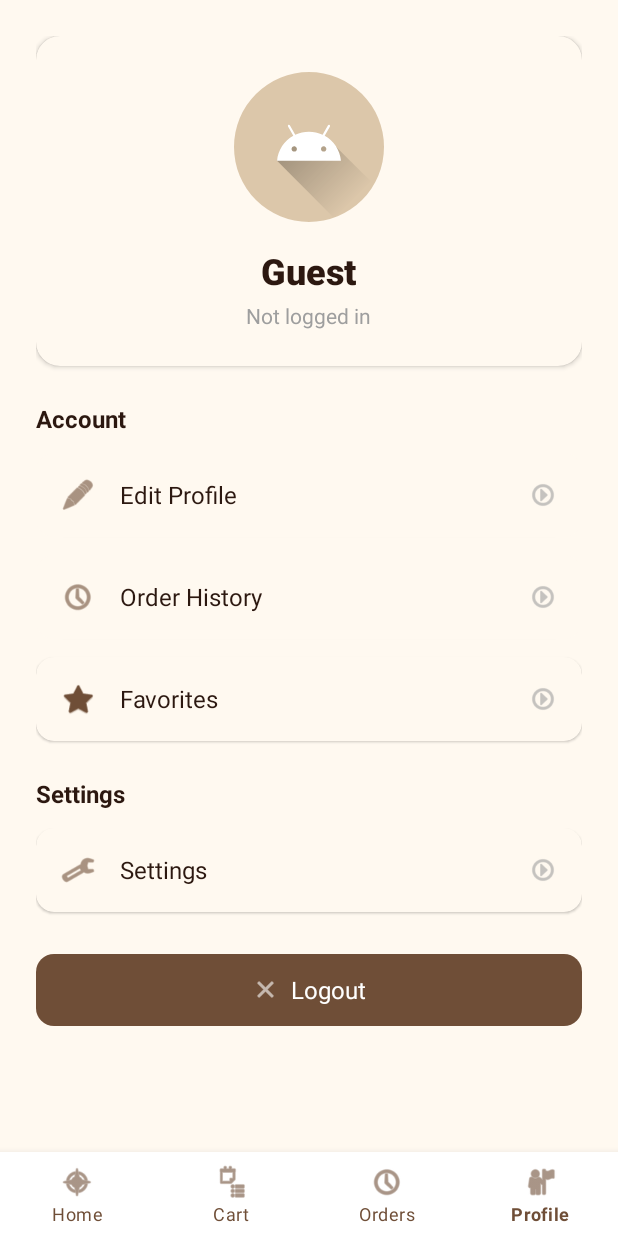
After one commit to motuen66/coffee-hub-kotlin, an Android app: the ProfileFragment screen opened through its navigation route, on a phone screen of 412 x 824 dp. The commit adds this screen. Run offline under Robolectric (Android 15) with nearby library versions, the phone set to English and light mode, and no system bars; our stand-ins replace CircleImageView, Dagger/Hilt's generated code, Firebase (no records; nobody signed in at launch, a user with empty details on screens opened directly), navigation-ui; 4 statements that could not run were skipped.

Commit message:
feat: remember me with ShareddReference and customer profile screen

```diff
--- a/app/src/main/java/com/coffeehub/ui/MainActivity.kt
+++ b/app/src/main/java/com/coffeehub/ui/MainActivity.kt
@@ -7,12 +7,17 @@ import androidx.navigation.fragment.NavHostFragment
 import androidx.navigation.ui.setupWithNavController
 import com.coffeehub.R
 import com.coffeehub.databinding.ActivityMainBinding
+import com.coffeehub.util.SessionManager
 import dagger.hilt.android.AndroidEntryPoint
+import javax.inject.Inject
 
 @AndroidEntryPoint
 class MainActivity : AppCompatActivity() {
 
     private lateinit var binding: ActivityMainBinding
+
+    @Inject
+    lateinit var sessionManager: SessionManager
 
     override fun onCreate(savedInstanceState: Bundle?) {
         super.onCreate(savedInstanceState)
@@ -22,6 +27,20 @@ class MainActivity : AppCompatActivity() {
         val navHostFragment = supportFragmentManager
             .findFragmentById(R.id.nav_host_fragment) as NavHostFragment
         val navController = navHostFragment.navController
+
+        // Auto-login: Check if user is already logged in with Remember Me
+        if (savedInstanceState == null) { // Only on first launch
+            if (sessionManager.isLoggedIn() && sessionManager.isRememberMeEnabled()) {
+                // Navigate to appropriate screen based on user role
+                val startDestination = if (sessionManager.isAdmin()) {
+                    R.id.adminDashboardFragment
+                } else {
+                    R.id.productListFragment
+                }
+
+                navController.navigate(startDestination)
+            }
+        }
 
         // Setup bottom navigation with NavController
         binding.bottomNavigation.setupWithNavController(navController)
--- a/app/src/main/java/com/coffeehub/ui/auth/LoginFragment.kt
+++ b/app/src/main/java/com/coffeehub/ui/auth/LoginFragment.kt
@@ -11,10 +11,12 @@ import androidx.lifecycle.lifecycleScope
 import androidx.navigation.fragment.findNavController
 import com.coffeehub.R
 import com.coffeehub.databinding.FragmentLoginBinding
+import com.coffeehub.util.SessionManager
 import com.coffeehub.viewmodel.AuthUiState
 import com.coffeehub.viewmodel.AuthViewModel
 import dagger.hilt.android.AndroidEntryPoint
 import kotlinx.coroutines.launch
+import javax.inject.Inject
 
 @AndroidEntryPoint
 class LoginFragment : Fragment() {
@@ -22,6 +24,9 @@ class LoginFragment : Fragment() {
     private var _binding: FragmentLoginBinding? = null
     private val binding get() = _binding!!
     private val viewModel: AuthViewModel by viewModels()
+
+    @Inject
+    lateinit var sessionManager: SessionManager
 
     override fun onCreateView(
         inflater: LayoutInflater,
@@ -81,15 +86,22 @@ class LoginFragment : Fragment() {
                         binding.progress.visibility = View.GONE
                         binding.btnLogin.isEnabled = true
 
-                        // Debug: Show user info
-                        Toast.makeText(requireContext(), "User: ${state.user.email}, isAdmin: ${state.user.isAdmin}", Toast.LENGTH_LONG).show()
+                        // Save session with Remember Me option
+                        val rememberMe = binding.checkboxRememberMe.isChecked
+                        sessionManager.saveSession(
+                            userId = state.user.id,
+                            email = state.user.email,
+                            name = state.user.name,
+                            isAdmin = state.user.isAdmin,
+                            rememberMe = rememberMe
+                        )
+
+                        Toast.makeText(requireContext(), "Login successful!", Toast.LENGTH_SHORT).show()
 
                         // Navigate based on user role
                         if (state.user.isAdmin) {
-                            Toast.makeText(requireContext(), "Navigating to Admin Dashboard", Toast.LENGTH_SHORT).show()
                             findNavController().navigate(R.id.action_loginFragment_to_adminDashboard)
                         } else {
-                            Toast.makeText(requireContext(), "Navigating to Product List", Toast.LENGTH_SHORT).show()
                             findNavController().navigate(R.id.action_loginFragment_to_productList)
                         }
                         viewModel.resetState()
--- /dev/null
+++ b/app/src/main/java/com/coffeehub/ui/customer/ProfileFragment.kt
@@ -0,0 +1,111 @@
+package com.coffeehub.ui.customer
+
+import android.os.Bundle
+import android.view.LayoutInflater
+import android.view.View
+import android.view.ViewGroup
+import androidx.fragment.app.Fragment
+import androidx.fragment.app.viewModels
+import androidx.navigation.fragment.findNavController
+import com.coffeehub.R
+import com.coffeehub.databinding.FragmentProfileBinding
+import com.coffeehub.util.SessionManager
+import com.coffeehub.viewmodel.AuthViewModel
+import com.google.android.material.dialog.MaterialAlertDialogBuilder
+import dagger.hilt.android.AndroidEntryPoint
+import javax.inject.Inject
+
+@AndroidEntryPoint
+class ProfileFragment : Fragment() {
+
+    private var _binding: FragmentProfileBinding? = null
+    private val binding get() = _binding!!
+
+    @Inject
+    lateinit var sessionManager: SessionManager
+
+    private val authViewModel: AuthViewModel by viewModels()
+
+    override fun onCreateView(
+        inflater: LayoutInflater,
+        container: ViewGroup?,
+        savedInstanceState: Bundle?
+    ): View {
+        _binding = FragmentProfileBinding.inflate(inflater, container, false)
+        return binding.root
+    }
+
+    override fun onViewCreated(view: View, savedInstanceState: Bundle?) {
+        super.onViewCreated(view, savedInstanceState)
+
+        displayUserInfo()
+        setupClickListeners()
+    }
+
+    private fun displayUserInfo() {
+        binding.tvUserName.text = sessionManager.getUserName() ?: "Guest"
+        binding.tvUserEmail.text = sessionManager.getUserEmail() ?: "Not logged in"
+
+        // Show admin badge if user is admin
+        if (sessionManager.isAdmin()) {
+            binding.tvUserRole.visibility = View.VISIBLE
+            binding.tvUserRole.text = "Admin"
+        } else {
+            binding.tvUserRole.visibility = View.GONE
+        }
+    }
+
+    private fun setupClickListeners() {
+        // Logout button
+        binding.btnLogout.setOnClickListener {
+            showLogoutConfirmation()
+        }
+
+        // Edit profile (TODO: Implement later)
+        binding.btnEditProfile.setOnClickListener {
+            // TODO: Navigate to edit profile screen
+        }
+
+        // Order history
+        binding.btnOrderHistory.setOnClickListener {
+            // TODO: Navigate to order history
+        }
+
+        // Favorites
+        binding.btnFavorites.setOnClickListener {
+            // TODO: Navigate to favorites
+        }
+
+        // Settings
+        binding.btnSettings.setOnClickListener {
+            // TODO: Navigate to settings
+        }
+    }
+
+    private fun showLogoutConfirmation() {
+        MaterialAlertDialogBuilder(requireContext())
+            .setTitle("Logout")
+            .setMessage("Are you sure you want to logout?")
+            .setPositiveButton("Logout") { _, _ ->
+                performLogout()
+            }
+            .setNegativeButton("Cancel", null)
+            .show()
+    }
+
+    private fun performLogout() {
+        // Logout from Firebase
+        authViewModel.logout()
+
+        // Clear session
+        sessionManager.clearSession()
+
+        // Navigate to login screen
+        findNavController().navigate(R.id.action_profile_to_login)
+    }
+
+    override fun onDestroyView() {
+        super.onDestroyView()
+        _binding = null
+    }
+}
--- /dev/null
+++ b/app/src/main/java/com/coffeehub/util/SessionManager.kt
@@ -0,0 +1,102 @@
+package com.coffeehub.util
+
+import android.content.Context
+import android.content.SharedPreferences
+import dagger.hilt.android.qualifiers.ApplicationContext
+import javax.inject.Inject
+import javax.inject.Singleton
+
+@Singleton
+class SessionManager @Inject constructor(
+    @ApplicationContext context: Context
+) {
+    private val prefs: SharedPreferences =
+        context.getSharedPreferences(PREFS_NAME, Context.MODE_PRIVATE)
+
+    companion object {
+        private const val PREFS_NAME = "coffee_hub_session"
+        private const val KEY_IS_LOGGED_IN = "is_logged_in"
+        private const val KEY_USER_ID = "user_id"
+        private const val KEY_USER_EMAIL = "user_email"
+        private const val KEY_USER_NAME = "user_name"
+        private const val KEY_IS_ADMIN = "is_admin"
+        private const val KEY_REMEMBER_ME = "remember_me"
+    }
+
+    /**
+     * Save user session with remember me option
+     */
+    fun saveSession(
+        userId: String,
+        email: String,
+        name: String,
+        isAdmin: Boolean,
+        rememberMe: Boolean = false
+    ) {
+        prefs.edit().apply {
+            putBoolean(KEY_IS_LOGGED_IN, true)
+            putString(KEY_USER_ID, userId)
+            putString(KEY_USER_EMAIL, email)
+            putString(KEY_USER_NAME, name)
+            putBoolean(KEY_IS_ADMIN, isAdmin)
+            putBoolean(KEY_REMEMBER_ME, rememberMe)
+            apply()
+        }
+    }
+
+    /**
+     * Check if user is logged in
+     */
+    fun isLoggedIn(): Boolean {
+        return prefs.getBoolean(KEY_IS_LOGGED_IN, false)
+    }
+
+    /**
+     * Check if remember me is enabled
+     */
+    fun isRememberMeEnabled(): Boolean {
+        return prefs.getBoolean(KEY_REMEMBER_ME, false)
+    }
+
+    /**
+     * Get current user ID
+     */
+    fun getUserId(): String? {
+        return prefs.getString(KEY_USER_ID, null)
+    }
+
+    /**
+     * Get current user email
+     */
+    fun getUserEmail(): String? {
+        return prefs.getString(KEY_USER_EMAIL, null)
+    }
+
+    /**
+     * Get current user name
+     */
+    fun getUserName(): String? {
+        return prefs.getString(KEY_USER_NAME, null)
+    }
+
+    /**
+     * Check if current user is admin
+     */
+    fun isAdmin(): Boolean {
+        return prefs.getBoolean(KEY_IS_ADMIN, false)
+    }
+
+    /**
+     * Clear session (logout)
+     */
+    fun clearSession() {
+        prefs.edit().clear().apply()
+    }
+
+    /**
+     * Update remember me preference
+     */
+    fun setRememberMe(enabled: Boolean) {
+        prefs.edit().putBoolean(KEY_REMEMBER_ME, enabled).apply()
+    }
+}
--- a/app/src/main/res/layout/fragment_login.xml
+++ b/app/src/main/res/layout/fragment_login.xml
@@ -59,12 +59,21 @@
                 android:inputType="textPassword" />
         </com.google.android.material.textfield.TextInputLayout>
 
+        <!-- Remember Me Checkbox -->
+        <com.google.android.material.checkbox.MaterialCheckBox
+            android:id="@+id/checkboxRememberMe"
+            android:layout_width="wrap_content"
+            android:layout_height="wrap_content"
+            android:text="Remember Me"
+            android:layout_marginTop="8dp"
+            android:layout_gravity="start" />
+
         <com.google.android.material.button.MaterialButton
             android:id="@+id/btnLogin"
             android:layout_width="match_parent"
             android:layout_height="wrap_content"
             android:text="Login"
-            android:layout_marginTop="24dp" />
+            android:layout_marginTop="16dp" />
 
         <com.google.android.material.button.MaterialButton
             android:id="@+id/btnRegister"
--- /dev/null
+++ b/app/src/main/res/layout/fragment_profile.xml
@@ -0,0 +1,300 @@
+<?xml version="1.0" encoding="utf-8"?>
+<ScrollView xmlns:android="http://schemas.android.com/apk/res/android"
+    xmlns:app="http://schemas.android.com/apk/res-auto"
+    xmlns:tools="http://schemas.android.com/tools"
+    android:layout_width="match_parent"
+    android:layout_height="match_parent"
+    android:background="@color/light_cream"
+    android:fillViewport="true">
+
+    <LinearLayout
+        android:layout_width="match_parent"
+        android:layout_height="wrap_content"
+        android:orientation="vertical"
+        android:padding="24dp">
+
+        <!-- Profile Header -->
+        <com.google.android.material.card.MaterialCardView
+            android:layout_width="match_parent"
+            android:layout_height="wrap_content"
+            app:cardCornerRadius="16dp"
+            app:cardElevation="2dp"
+            android:layout_marginBottom="24dp">
+
+            <LinearLayout
+                android:layout_width="match_parent"
+                android:layout_height="wrap_content"
+                android:orientation="vertical"
+                android:padding="24dp"
+                android:gravity="center">
+
+                <!-- Profile Avatar -->
+                <com.google.android.material.imageview.ShapeableImageView
+                    android:id="@+id/ivProfileAvatar"
+                    android:layout_width="100dp"
+                    android:layout_height="100dp"
+                    android:src="@drawable/ic_launcher_foreground"
+                    android:background="@color/cream_beige"
+                    app:shapeAppearanceOverlay="@style/CircleImageView"
+                    android:layout_marginBottom="16dp" />
+
+                <!-- User Name -->
+                <TextView
+                    android:id="@+id/tvUserName"
+                    android:layout_width="wrap_content"
+                    android:layout_height="wrap_content"
+                    android:text="John Doe"
+                    android:textSize="24sp"
+                    android:textStyle="bold"
+                    android:textColor="@color/dark_coffee"
+                    android:fontFamily="sans-serif-medium"
+                    tools:text="John Doe" />
+
+                <!-- User Email -->
+                <TextView
+                    android:id="@+id/tvUserEmail"
+                    android:layout_width="wrap_content"
+                    android:layout_height="wrap_content"
+                    android:text="john@example.com"
+                    android:textSize="14sp"
+                    android:textColor="@color/gray_medium"
+                    android:layout_marginTop="4dp"
+                    tools:text="john@example.com" />
+
+                <!-- Admin Badge -->
+                <TextView
+                    android:id="@+id/tvUserRole"
+                    android:layout_width="wrap_content"
+                    android:layout_height="wrap_content"
+                    android:text="Admin"
+                    android:textSize="12sp"
+                    android:textColor="@color/white"
+                    android:background="@color/coffee_brown"
+                    android:paddingHorizontal="12dp"
+                    android:paddingVertical="4dp"
+                    android:layout_marginTop="8dp"
+                    android:visibility="gone"
+                    tools:visibility="visible" />
+
+            </LinearLayout>
+
+        </com.google.android.material.card.MaterialCardView>
+
+        <!-- Menu Items -->
+        <TextView
+            android:layout_width="wrap_content"
+            android:layout_height="wrap_content"
+            android:text="Account"
+            android:textSize="16sp"
+            android:textStyle="bold"
+            android:textColor="@color/dark_coffee"
+            android:layout_marginBottom="12dp" />
+
+        <!-- Edit Profile -->
+        <com.google.android.material.card.MaterialCardView
+            android:id="@+id/btnEditProfile"
+            android:layout_width="match_parent"
+            android:layout_height="wrap_content"
+            app:cardCornerRadius="12dp"
+            app:cardElevation="1dp"
+            android:layout_marginBottom="12dp"
+            android:clickable="true"
+            android:focusable="true"
+            android:foreground="?attr/selectableItemBackground">
+
+            <LinearLayout
+                android:layout_width="match_parent"
+                android:layout_height="wrap_content"
+                android:orientation="horizontal"
+                android:padding="16dp"
+                android:gravity="center_vertical">
+
+                <ImageView
+                    android:layout_width="24dp"
+                    android:layout_height="24dp"
+                    android:src="@android:drawable/ic_menu_edit"
+                    android:tint="@color/coffee_brown" />
+
+                <TextView
+                    android:layout_width="0dp"
+                    android:layout_height="wrap_content"
+                    android:layout_weight="1"
+                    android:layout_marginStart="16dp"
+                    android:text="Edit Profile"
+                    android:textSize="16sp"
+                    android:textColor="@color/dark_coffee" />
+
+                <ImageView
+                    android:layout_width="20dp"
+                    android:layout_height="20dp"
+                    android:src="@android:drawable/ic_menu_more"
+                    android:rotation="270"
+                    android:tint="@color/gray_medium" />
+
+            </LinearLayout>
+
+        </com.google.android.material.card.MaterialCardView>
+
+        <!-- Order History -->
+        <com.google.android.material.card.MaterialCardView
+            android:id="@+id/btnOrderHistory"
+            android:layout_width="match_parent"
+            android:layout_height="wrap_content"
+            app:cardCornerRadius="12dp"
+            app:cardElevation="1dp"
+            android:layout_marginBottom="12dp"
+            android:clickable="true"
+            android:focusable="true"
+            android:foreground="?attr/selectableItemBackground">
+
+            <LinearLayout
+                android:layout_width="match_parent"
+                android:layout_height="wrap_content"
+                android:orientation="horizontal"
+                android:padding="16dp"
+                android:gravity="center_vertical">
+
+                <ImageView
+                    android:layout_width="24dp"
+                    android:layout_height="24dp"
+                    android:src="@android:drawable/ic_menu_recent_history"
+                    android:tint="@color/coffee_brown" />
+
+                <TextView
+                    android:layout_width="0dp"
+                    android:layout_height="wrap_content"
+                    android:layout_weight="1"
+                    android:layout_marginStart="16dp"
+                    android:text="Order History"
+                    android:textSize="16sp"
+                    android:textColor="@color/dark_coffee" />
+
+                <ImageView
+                    android:layout_width="20dp"
+                    android:layout_height="20dp"
+                    android:src="@android:drawable/ic_menu_more"
+                    android:rotation="270"
+                    android:tint="@color/gray_medium" />
+
+            </LinearLayout>
+
+        </com.google.android.material.card.MaterialCardView>
+
+        <!-- Favorites -->
+        <com.google.android.material.card.MaterialCardView
+            android:id="@+id/btnFavorites"
+            android:layout_width="match_parent"
+            android:layout_height="wrap_content"
+            app:cardCornerRadius="12dp"
+            app:cardElevation="1dp"
+            android:layout_marginBottom="24dp"
+            android:clickable="true"
+            android:focusable="true"
+            android:foreground="?attr/selectableItemBackground">
+
+            <LinearLayout
+                android:layout_width="match_parent"
+                android:layout_height="wrap_content"
+                android:orientation="horizontal"
+                android:padding="16dp"
+                android:gravity="center_vertical">
+
+                <ImageView
+                    android:layout_width="24dp"
+                    android:layout_height="24dp"
+                    android:src="@android:drawable/btn_star_big_on"
+                    android:tint="@color/coffee_brown" />
+
+                <TextView
+                    android:layout_width="0dp"
+                    android:layout_height="wrap_content"
+                    android:layout_weight="1"
+                    android:layout_marginStart="16dp"
+                    android:text="Favorites"
+                    android:textSize="16sp"
+                    android:textColor="@color/dark_coffee" />
+
+                <ImageView
+                    android:layout_width="20dp"
+                    android:layout_height="20dp"
+                    android:src="@android:drawable/ic_menu_more"
+                    android:rotation="270"
+                    android:tint="@color/gray_medium" />
+
+            </LinearLayout>
+
+        </com.google.android.material.card.MaterialCardView>
+
+        <!-- Settings Section -->
+        <TextView
+            android:layout_width="wrap_content"
+            android:layout_height="wrap_content"
+            android:text="Settings"
+            android:textSize="16sp"
+            android:textStyle="bold"
+            android:textColor="@color/dark_coffee"
+            android:layout_marginBottom="12dp" />
+
+        <!-- Settings -->
+        <com.google.android.material.card.MaterialCardView
+            android:id="@+id/btnSettings"
+            android:layout_width="match_parent"
+            android:layout_height="wrap_content"
+            app:cardCornerRadius="12dp"
+            app:cardElevation="1dp"
+            android:layout_marginBottom="24dp"
+            android:clickable="true"
+            android:focusable="true"
+            android:foreground="?attr/selectableItemBackground">
+
+            <LinearLayout
+                android:layout_width="match_parent"
+                android:layout_height="wrap_content"
+                android:orientation="horizontal"
+                android:padding="16dp"
+                android:gravity="center_vertical">
+
+                <ImageView
+                    android:layout_width="24dp"
+                    android:layout_height="24dp"
+                    android:src="@android:drawable/ic_menu_preferences"
+                    android:tint="@color/coffee_brown" />
+
+                <TextView
+                    android:layout_width="0dp"
+                    android:layout_height="wrap_content"
+                    android:layout_weight="1"
+                    android:layout_marginStart="16dp"
+                    android:text="Settings"
+                    android:textSize="16sp"
+                    android:textColor="@color/dark_coffee" />
+
+                <ImageView
+                    android:layout_width="20dp"
+                    android:layout_height="20dp"
+                    android:src="@android:drawable/ic_menu_more"
+                    android:rotation="270"
+                    android:tint="@color/gray_medium" />
+
+            </LinearLayout>
+
+        </com.google.android.material.card.MaterialCardView>
+
+        <!-- Logout Button -->
+        <com.google.android.material.button.MaterialButton
+            android:id="@+id/btnLogout"
+            android:layout_width="match_parent"
+            android:layout_height="56dp"
+            android:text="Logout"
+            android:textSize="16sp"
+            android:textColor="@color/white"
+            app:backgroundTint="@color/coffee_brown"
+            app:cornerRadius="12dp"
+            app:icon="@android:drawable/ic_menu_close_clear_cancel"
+            app:iconTint="@color/white"
+            app:iconGravity="textStart"
+            style="@style/Widget.Material3.Button" />
+
+    </LinearLayout>
+
+</ScrollView>
--- a/app/src/main/res/menu/bottom_nav_menu.xml
+++ b/app/src/main/res/menu/bottom_nav_menu.xml
@@ -1,7 +1,7 @@
 <?xml version="1.0" encoding="utf-8"?>
 <menu xmlns:android="http://schemas.android.com/apk/res/android">
     <item
-        android:id="@+id/navigation_home"
+        android:id="@+id/productListFragment"
         android:icon="@android:drawable/ic_menu_compass"
         android:title="Home" />
 
@@ -16,7 +16,7 @@
         android:title="Orders" />
 
     <item
-        android:id="@+id/navigation_profile"
+        android:id="@+id/profileFragment"
         android:icon="@android:drawable/ic_menu_myplaces"
         android:title="Profile" />
 </menu>
--- a/app/src/main/res/navigation/nav_graph.xml
+++ b/app/src/main/res/navigation/nav_graph.xml
@@ -68,6 +68,19 @@
             android:defaultValue="" />
     </fragment>
 
+    <!-- Profile Fragment -->
+    <fragment
+        android:id="@+id/profileFragment"
+        android:name="com.coffeehub.ui.customer.ProfileFragment"
+        android:label="Profile"
+        tools:layout="@layout/fragment_profile">
+        <action
+            android:id="@+id/action_profile_to_login"
+            app:destination="@id/loginFragment"
+            app:popUpTo="@id/nav_graph"
+            app:popUpToInclusive="true" />
+    </fragment>
+
     <!-- Admin Flow -->
     <fragment
         android:id="@+id/adminDashboardFragment"
--- a/app/src/main/res/values/themes.xml
+++ b/app/src/main/res/values/themes.xml
@@ -27,4 +27,10 @@
         <item name="cornerFamily">rounded</item>
         <item name="cornerSize">20dp</item>
     </style>
+
+    <!-- Circle Image Style for Profile Avatar -->
+    <style name="CircleImageView">
+        <item name="cornerFamily">rounded</item>
+        <item name="cornerSize">50%</item>
+    </style>
 </resources>
```
